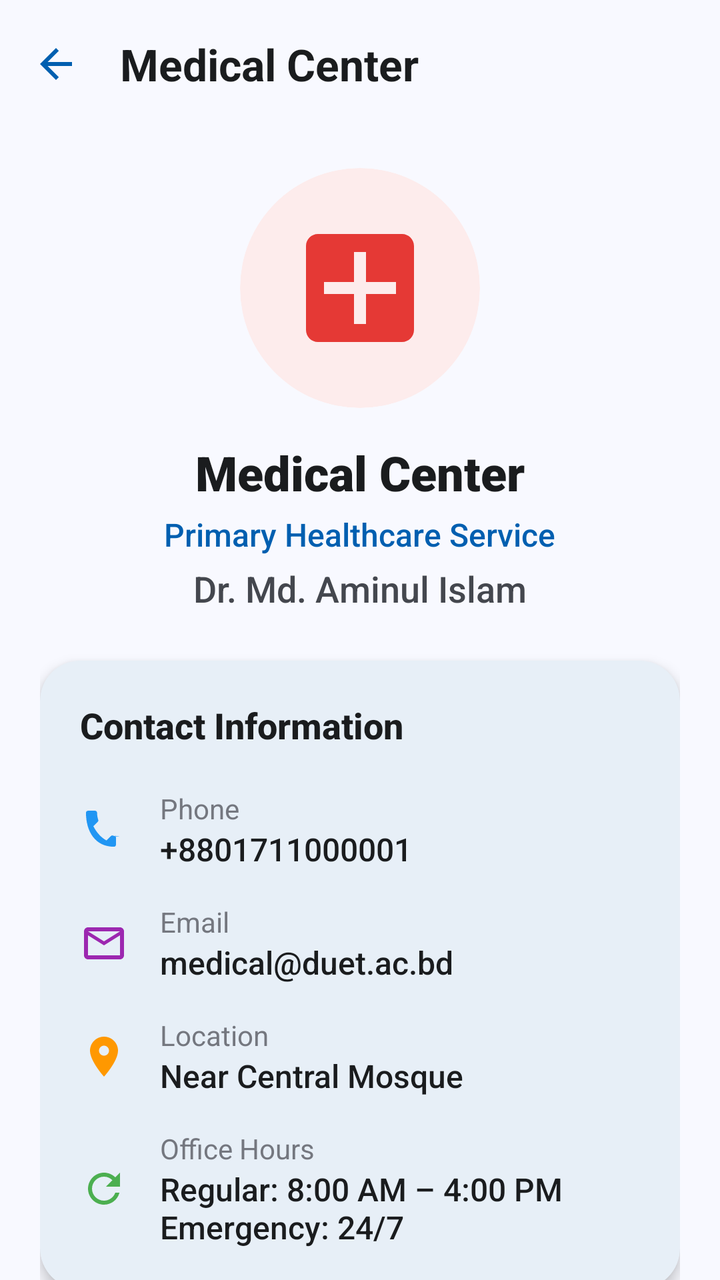
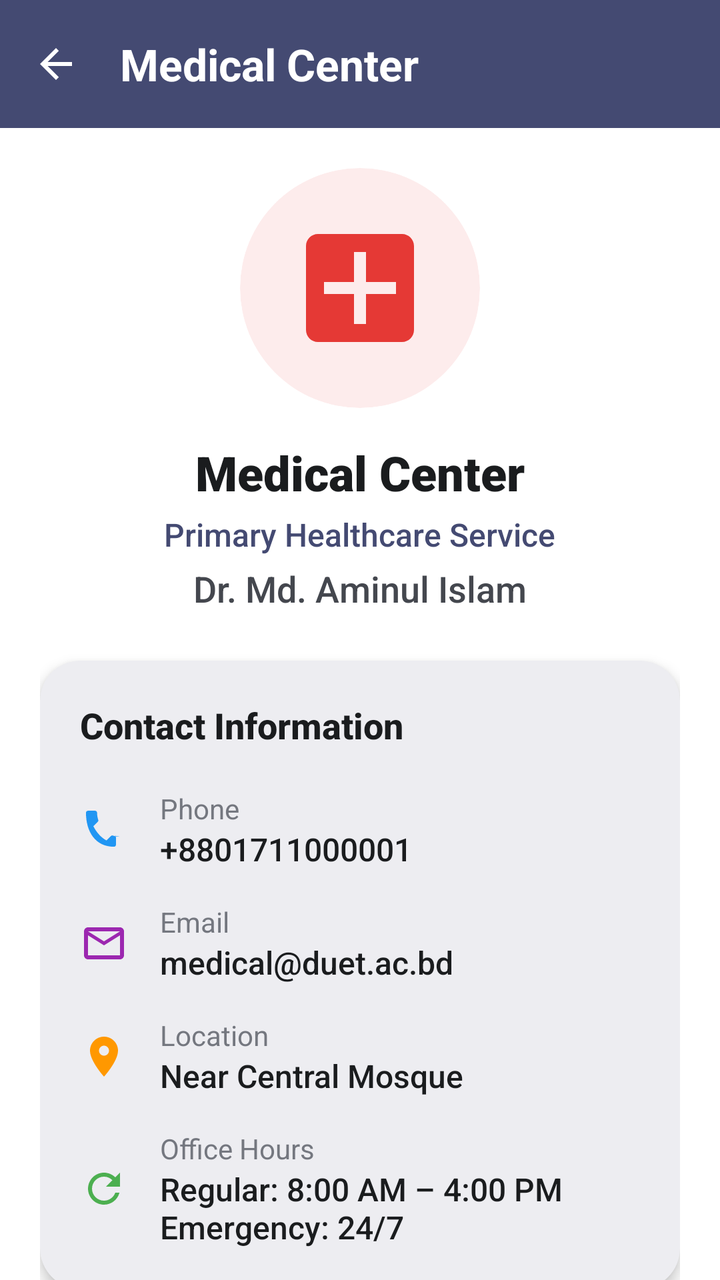

The first picture is an Android layout as it rendered before a commit; the second is the same layout after the commit. The layout source and the unified diff follow.
<!-- AndroidManifest.xml: application theme Theme.MyDUET -->
<!-- res/layout/activity_medical_details.xml -->
<?xml version="1.0" encoding="utf-8"?>
<androidx.coordinatorlayout.widget.CoordinatorLayout xmlns:android="http://schemas.android.com/apk/res/android"
    xmlns:app="http://schemas.android.com/apk/res-auto"
    android:layout_width="match_parent"
    android:layout_height="match_parent"
    android:background="?android:attr/windowBackground">

    <com.google.android.material.appbar.AppBarLayout
        android:layout_width="match_parent"
        android:layout_height="wrap_content"
        android:background="@android:color/transparent"
        app:elevation="0dp">

        <com.google.android.material.appbar.MaterialToolbar
            android:id="@+id/toolbar"
            android:layout_width="match_parent"
            android:layout_height="?attr/actionBarSize"
            app:navigationIcon="@drawable/ic_back"
            app:navigationIconTint="@color/primary"
            app:title="Medical Center"
            app:titleTextColor="@color/md_theme_light_onSurface"
            android:fontFamily="sans-serif-medium" />
    </com.google.android.material.appbar.AppBarLayout>

    <androidx.core.widget.NestedScrollView
        android:layout_width="match_parent"
        android:layout_height="match_parent"
        app:layout_behavior="@string/appbar_scrolling_view_behavior">

        <LinearLayout
            android:layout_width="match_parent"
            android:layout_height="wrap_content"
            android:orientation="vertical"
            android:padding="20dp">

            
            <LinearLayout
                android:layout_width="match_parent"
                android:layout_height="wrap_content"
                android:gravity="center_horizontal"
                android:orientation="vertical"
                android:paddingBottom="24dp">

                <com.google.android.material.card.MaterialCardView
                    android:layout_width="120dp"
                    android:layout_height="120dp"
                    app:cardCornerRadius="60dp"
                    app:cardElevation="0dp"
                    app:cardBackgroundColor="#FDECEC"
                    app:strokeWidth="0dp">
                    <ImageView
                        android:layout_width="72dp"
                        android:layout_height="72dp"
                        android:layout_gravity="center"
                        android:src="@drawable/ic_medical"
                        app:tint="#E53935"
                        android:contentDescription="@null" />
                </com.google.android.material.card.MaterialCardView>

                <TextView
                    android:id="@+id/tvDetailTitle"
                    android:layout_width="wrap_content"
                    android:layout_height="wrap_content"
                    android:layout_marginTop="16dp"
                    android:text="Medical Center"
                    android:textColor="?attr/colorOnSurface"
                    android:textSize="24sp"
                    android:textStyle="bold"
                    android:fontFamily="sans-serif-black" />

                <TextView
                    android:layout_width="wrap_content"
                    android:layout_height="wrap_content"
                    android:layout_marginTop="4dp"
                    android:text="Primary Healthcare Service"
                    android:textColor="@color/primary"
                    android:textSize="16sp"
                    android:fontFamily="sans-serif-medium" />

                <TextView
                    android:id="@+id/tvDetailPerson"
                    android:layout_width="wrap_content"
                    android:layout_height="wrap_content"
                    android:layout_marginTop="4dp"
                    android:text="Dr. Md. Aminul Islam"
                    android:textColor="?attr/colorOnSurfaceVariant"
                    android:textSize="18sp"
                    android:fontFamily="sans-serif-medium" />
            </LinearLayout>

            
            <com.google.android.material.card.MaterialCardView
                android:layout_width="match_parent"
                android:layout_height="wrap_content"
                app:cardCornerRadius="20dp"
                app:cardElevation="4dp"
                app:cardBackgroundColor="?attr/colorSurface"
                app:strokeWidth="0dp">

                <LinearLayout
                    android:layout_width="match_parent"
                    android:layout_height="wrap_content"
                    android:orientation="vertical"
                    android:padding="20dp">

                    <TextView
                        android:layout_width="wrap_content"
                        android:layout_height="wrap_content"
                        android:text="Contact Information"
                        android:textColor="?attr/colorOnSurface"
                        android:textSize="18sp"
                        android:textStyle="bold"
                        android:fontFamily="sans-serif-medium" />

                    
                    <LinearLayout
                        android:layout_width="match_parent"
                        android:layout_height="wrap_content"
                        android:layout_marginTop="20dp"
                        android:gravity="center_vertical"
                        android:orientation="horizontal">
                        <ImageView
                            android:layout_width="24dp"
                            android:layout_height="24dp"
                            android:src="@drawable/ic_call"
                            app:tint="#2196F3" />
                        <LinearLayout
                            android:layout_width="0dp"
                            android:layout_height="wrap_content"
                            android:layout_marginStart="16dp"
                            android:layout_weight="1"
                            android:orientation="vertical">
                            <TextView
                                android:layout_width="wrap_content"
                                android:layout_height="wrap_content"
                                android:text="Phone"
                                android:textColor="@color/md_theme_light_outline"
                                android:textSize="14sp" />
                            <TextView
                                android:id="@+id/tvDetailPhone"
                                android:layout_width="wrap_content"
                                android:layout_height="wrap_content"
                                android:text="+8801711000001"
                                android:textColor="?attr/colorOnSurface"
                                android:textSize="16sp"
                                android:fontFamily="sans-serif-medium" />
                        </LinearLayout>
                    </LinearLayout>

                    
                    <LinearLayout
                        android:id="@+id/layoutEmail"
                        android:layout_width="match_parent"
                        android:layout_height="wrap_content"
                        android:layout_marginTop="16dp"
                        android:gravity="center_vertical"
                        android:orientation="horizontal">
                        <ImageView
                            android:layout_width="24dp"
                            android:layout_height="24dp"
                            android:src="@drawable/ic_email"
                            app:tint="#9C27B0" />
                        <LinearLayout
                            android:layout_width="0dp"
                            android:layout_height="wrap_content"
                            android:layout_marginStart="16dp"
                            android:layout_weight="1"
                            android:orientation="vertical">
                            <TextView
                                android:layout_width="wrap_content"
                                android:layout_height="wrap_content"
                                android:text="Email"
                                android:textColor="@color/md_theme_light_outline"
                                android:textSize="14sp" />
                            <TextView
                                android:id="@+id/tvDetailEmail"
                                android:layout_width="wrap_content"
                                android:layout_height="wrap_content"
                                android:text="medical@duet.ac.bd"
                                android:textColor="?attr/colorOnSurface"
                                android:textSize="16sp"
                                android:fontFamily="sans-serif-medium" />
                        </LinearLayout>
                    </LinearLayout>

                    
                    <LinearLayout
                        android:id="@+id/layoutLocation"
                        android:layout_width="match_parent"
                        android:layout_height="wrap_content"
                        android:layout_marginTop="16dp"
                        android:gravity="center_vertical"
                        android:orientation="horizontal">
                        <ImageView
                            android:layout_width="24dp"
                            android:layout_height="24dp"
                            android:src="@drawable/ic_location"
                            app:tint="#FF9800" />
                        <LinearLayout
                            android:layout_width="0dp"
                            android:layout_height="wrap_content"
                            android:layout_marginStart="16dp"
                            android:layout_weight="1"
                            android:orientation="vertical">
                            <TextView
                                android:layout_width="wrap_content"
                                android:layout_height="wrap_content"
                                android:text="Location"
                                android:textColor="@color/md_theme_light_outline"
                                android:textSize="14sp" />
                            <TextView
                                android:id="@+id/tvDetailLocation"
                                android:layout_width="wrap_content"
                                android:layout_height="wrap_content"
                                android:text="Near Central Mosque"
                                android:textColor="?attr/colorOnSurface"
                                android:textSize="16sp"
                                android:fontFamily="sans-serif-medium" />
                        </LinearLayout>
                    </LinearLayout>

                    
                    <LinearLayout
                        android:id="@+id/layoutHours"
                        android:layout_width="match_parent"
                        android:layout_height="wrap_content"
                        android:layout_marginTop="16dp"
                        android:gravity="center_vertical"
                        android:orientation="horizontal">
                        <ImageView
                            android:layout_width="24dp"
                            android:layout_height="24dp"
                            android:src="@drawable/ic_refresh"
                            app:tint="#4CAF50" />
                        <LinearLayout
                            android:layout_width="0dp"
                            android:layout_height="wrap_content"
                            android:layout_marginStart="16dp"
                            android:layout_weight="1"
                            android:orientation="vertical">
                            <TextView
                                android:layout_width="wrap_content"
                                android:layout_height="wrap_content"
                                android:text="Office Hours"
                                android:textColor="@color/md_theme_light_outline"
                                android:textSize="14sp" />
                            <TextView
                                android:id="@+id/tvDetailHours"
                                android:layout_width="wrap_content"
                                android:layout_height="wrap_content"
                                android:text="Regular: 8:00 AM – 4:00 PM\nEmergency: 24/7"
                                android:textColor="?attr/colorOnSurface"
                                android:textSize="16sp"
                                android:fontFamily="sans-serif-medium" />
                        </LinearLayout>
                    </LinearLayout>

                </LinearLayout>
            </com.google.android.material.card.MaterialCardView>

            
            <com.google.android.material.card.MaterialCardView
                android:layout_width="match_parent"
                android:layout_height="wrap_content"
                android:layout_marginTop="16dp"
                app:cardCornerRadius="20dp"
                app:cardElevation="4dp"
                app:cardBackgroundColor="?attr/colorSurface"
                app:strokeWidth="0dp">

                <LinearLayout
                    android:layout_width="match_parent"
                    android:layout_height="wrap_content"
                    android:orientation="vertical"
                    android:padding="20dp">

                    <TextView
                        android:layout_width="wrap_content"
                        android:layout_height="wrap_content"
                        android:text="Facilities"
                        android:textColor="?attr/colorOnSurface"
                        android:textSize="18sp"
                        android:textStyle="bold"
                        android:fontFamily="sans-serif-medium" />

                    <LinearLayout
                        android:layout_width="match_parent"
                        android:layout_height="wrap_content"
                        android:layout_marginTop="16dp"
                        android:orientation="vertical">

                        <TextView
                            android:layout_width="match_parent"
                            android:layout_height="wrap_content"
                            android:drawablePadding="12dp"
                            android:gravity="center_vertical"
                            android:text="General Treatment"
                            android:textColor="?attr/colorOnSurfaceVariant"
                            android:textSize="15sp"
                            app:drawableStartCompat="@drawable/ic_check"
                            app:drawableTint="#4CAF50" />

                        <TextView
                            android:layout_width="match_parent"
                            android:layout_height="wrap_content"
                            android:layout_marginTop="10dp"
                            android:drawablePadding="12dp"
                            android:gravity="center_vertical"
                            android:text="First Aid"
                            android:textColor="?attr/colorOnSurfaceVariant"
                            android:textSize="15sp"
                            app:drawableStartCompat="@drawable/ic_check"
                            app:drawableTint="#4CAF50" />

                        <TextView
                            android:layout_width="match_parent"
                            android:layout_height="wrap_content"
                            android:layout_marginTop="10dp"
                            android:drawablePadding="12dp"
                            android:gravity="center_vertical"
                            android:text="Emergency Care"
                            android:textColor="?attr/colorOnSurfaceVariant"
                            android:textSize="15sp"
                            app:drawableStartCompat="@drawable/ic_check"
                            app:drawableTint="#4CAF50" />

                        <TextView
                            android:layout_width="match_parent"
                            android:layout_height="wrap_content"
                            android:layout_marginTop="10dp"
                            android:drawablePadding="12dp"
                            android:gravity="center_vertical"
                            android:text="Basic Medicine"
                            android:textColor="?attr/colorOnSurfaceVariant"
                            android:textSize="15sp"
                            app:drawableStartCompat="@drawable/ic_check"
                            app:drawableTint="#4CAF50" />

                        <TextView
                            android:layout_width="match_parent"
                            android:layout_height="wrap_content"
                            android:layout_marginTop="10dp"
                            android:drawablePadding="12dp"
                            android:gravity="center_vertical"
                            android:text="Health Consultation"
                            android:textColor="?attr/colorOnSurfaceVariant"
                            android:textSize="15sp"
                            app:drawableStartCompat="@drawable/ic_check"
                            app:drawableTint="#4CAF50" />
                    </LinearLayout>
                </LinearLayout>
            </com.google.android.material.card.MaterialCardView>

            
            <LinearLayout
                android:layout_width="match_parent"
                android:layout_height="wrap_content"
                android:layout_marginTop="24dp"
                android:orientation="vertical">

                <com.google.android.material.button.MaterialButton
                    android:id="@+id/btnCall"
                    android:layout_width="match_parent"
                    android:layout_height="56dp"
                    android:text="Call"
                    android:textStyle="bold"
                    android:textAllCaps="false"
                    app:cornerRadius="16dp"
                    app:icon="@drawable/ic_call" />

                <LinearLayout
                    android:layout_width="match_parent"
                    android:layout_height="wrap_content"
                    android:layout_marginTop="12dp"
                    android:orientation="horizontal">

                    <com.google.android.material.button.MaterialButton
                        android:id="@+id/btnEmail"
                        style="@style/Widget.Material3.Button.TonalButton"
                        android:layout_width="0dp"
                        android:layout_height="56dp"
                        android:layout_weight="1"
                        android:text="Email"
                        android:textAllCaps="false"
                        app:cornerRadius="16dp"
                        app:icon="@drawable/ic_email" />

                    <View
                        android:layout_width="12dp"
                        android:layout_height="0dp" />

                    <com.google.android.material.button.MaterialButton
                        android:id="@+id/btnLocation"
                        style="@style/Widget.Material3.Button.TonalButton"
                        android:layout_width="0dp"
                        android:layout_height="56dp"
                        android:layout_weight="1"
                        android:text="View Location"
                        android:textAllCaps="false"
                        app:cornerRadius="16dp"
                        app:icon="@drawable/ic_location" />
                </LinearLayout>
            </LinearLayout>

        </LinearLayout>
    </androidx.core.widget.NestedScrollView>

</androidx.coordinatorlayout.widget.CoordinatorLayout>
<!-- resources referenced by this layout -->
<resources>
  <color name="md_theme_light_onSurface">#1A1C1E</color>
  <color name="md_theme_light_outline">#74777F</color>
  <color name="primary">#005FB0</color>
  <!-- drawable ic_check (drawable) -->
  <?xml version="1.0" encoding="utf-8"?>
  <vector xmlns:android="http://schemas.android.com/apk/res/android"
      android:width="24dp"
      android:height="24dp"
      android:viewportWidth="24"
      android:viewportHeight="24">
      <path
          android:fillColor="#000000"
          android:pathData="M9,16.17L4.83,12l-1.42,1.41L9,19 21,7l-1.41,-1.41z" />
  </vector>
  <style name="Theme.MyDUET" parent="Base.Theme.MyDUET">
          <item name="android:windowAnimationStyle">@style/ActivityAnimation</item>
      </style>
  <style name="Base.Theme.MyDUET" parent="Theme.Material3.DayNight.NoActionBar">
          
          <item name="colorPrimary">@color/md_theme_light_primary</item>
          <item name="colorOnPrimary">@color/md_theme_light_onPrimary</item>
          <item name="colorPrimaryContainer">@color/md_theme_light_primaryContainer</item>
          <item name="colorOnPrimaryContainer">@color/md_theme_light_onPrimaryContainer</item>
  
          <item name="colorSecondary">@color/md_theme_light_secondary</item>
          <item name="colorOnSecondary">@color/md_theme_light_onSecondary</item>
          <item name="colorSecondaryContainer">@color/md_theme_light_secondaryContainer</item>
          <item name="colorOnSecondaryContainer">@color/md_theme_light_onSecondaryContainer</item>
  
          <item name="android:windowBackground">@color/md_theme_light_background</item>
          <item name="colorSurface">@color/md_theme_light_surface</item>
          <item name="colorOnSurface">@color/md_theme_light_onSurface</item>
          <item name="colorSurfaceVariant">@color/md_theme_light_surfaceVariant</item>
          <item name="colorOnSurfaceVariant">@color/md_theme_light_onSurfaceVariant</item>
          <item name="colorOutline">@color/md_theme_light_outline</item>
  
          
          <item name="android:statusBarColor">@color/md_theme_light_background</item>
          <item name="android:windowLightStatusBar">true</item>
  
          
          <item name="textAppearanceHeadlineLarge">@style/TextAppearance.MyDUET.HeadlineLarge</item>
          <item name="textAppearanceTitleLarge">@style/TextAppearance.MyDUET.TitleLarge</item>
          <item name="textAppearanceBodyLarge">@style/TextAppearance.MyDUET.BodyLarge</item>
      </style>
  <color name="md_theme_light_primary">#005FB0</color>
  <color name="md_theme_light_onPrimary">#FFFFFF</color>
  <color name="md_theme_light_primaryContainer">#D5E3FF</color>
  <color name="md_theme_light_onPrimaryContainer">#001C3B</color>
  <color name="md_theme_light_secondary">#565E71</color>
  <color name="md_theme_light_onSecondary">#FFFFFF</color>
  <color name="md_theme_light_secondaryContainer">#DAE2F9</color>
  <color name="md_theme_light_onSecondaryContainer">#131C2C</color>
  <color name="md_theme_light_background">#F8F9FF</color>
  <color name="md_theme_light_surface">#FFFFFF</color>
  <color name="md_theme_light_surfaceVariant">#E0E2EC</color>
  <color name="md_theme_light_onSurfaceVariant">#44474E</color>
  <style name="TextAppearance.MyDUET.HeadlineLarge" parent="TextAppearance.Material3.HeadlineLarge">
          <item name="android:textStyle">bold</item>
          <item name="android:textColor">?attr/colorOnSurface</item>
      </style>
  <style name="TextAppearance.MyDUET.TitleLarge" parent="TextAppearance.Material3.TitleLarge">
          <item name="android:textStyle">bold</item>
          <item name="android:textColor">?attr/colorOnSurface</item>
      </style>
  <style name="TextAppearance.MyDUET.BodyLarge" parent="TextAppearance.Material3.BodyLarge">
          <item name="android:textColor">?attr/colorOnSurfaceVariant</item>
      </style>
  <!-- unchanged entries left out for length: 7 -->
</resources>

<!-- the commit's change to res/layout/activity_medical_details.xml (unified diff, before → after) -->
@@ -8,17 +8,18 @@
     <com.google.android.material.appbar.AppBarLayout
         android:layout_width="match_parent"
         android:layout_height="wrap_content"
-        android:background="@android:color/transparent"
-        app:elevation="0dp">
+        android:background="?attr/colorPrimary"
+        app:elevation="4dp">
 
         <com.google.android.material.appbar.MaterialToolbar
+            android:background="?attr/colorPrimary"
             android:id="@+id/toolbar"
             android:layout_width="match_parent"
             android:layout_height="?attr/actionBarSize"
             app:navigationIcon="@drawable/ic_back"
-            app:navigationIconTint="@color/primary"
+            app:navigationIconTint="?attr/colorOnPrimary"
             app:title="Medical Center"
-            app:titleTextColor="@color/md_theme_light_onSurface"
+            app:titleTextColor="?attr/colorOnPrimary"
             android:fontFamily="sans-serif-medium" />
     </com.google.android.material.appbar.AppBarLayout>
 
<!-- resource entries referenced after the edit -->
@@ -2,7 +2,7 @@
 <resources>
   <color name="md_theme_light_onSurface">#1A1C1E</color>
   <color name="md_theme_light_outline">#74777F</color>
-  <color name="primary">#005FB0</color>
+  <color name="primary">#444A72</color>
   <!-- drawable ic_check (drawable) -->
   <?xml version="1.0" encoding="utf-8"?>
   <vector xmlns:android="http://schemas.android.com/apk/res/android"
@@ -37,25 +37,25 @@
           <item name="colorOutline">@color/md_theme_light_outline</item>
   
           
-          <item name="android:statusBarColor">@color/md_theme_light_background</item>
-          <item name="android:windowLightStatusBar">true</item>
+          <item name="android:statusBarColor">?attr/colorPrimary</item>
+          <item name="android:windowLightStatusBar">false</item>
   
           
           <item name="textAppearanceHeadlineLarge">@style/TextAppearance.MyDUET.HeadlineLarge</item>
           <item name="textAppearanceTitleLarge">@style/TextAppearance.MyDUET.TitleLarge</item>
           <item name="textAppearanceBodyLarge">@style/TextAppearance.MyDUET.BodyLarge</item>
       </style>
-  <color name="md_theme_light_primary">#005FB0</color>
+  <color name="md_theme_light_primary">#444A72</color>
   <color name="md_theme_light_onPrimary">#FFFFFF</color>
-  <color name="md_theme_light_primaryContainer">#D5E3FF</color>
-  <color name="md_theme_light_onPrimaryContainer">#001C3B</color>
-  <color name="md_theme_light_secondary">#565E71</color>
+  <color name="md_theme_light_primaryContainer">#DCE0EE</color>
+  <color name="md_theme_light_onPrimaryContainer">#14182B</color>
+  <color name="md_theme_light_secondary">#088BB3</color>
   <color name="md_theme_light_onSecondary">#FFFFFF</color>
-  <color name="md_theme_light_secondaryContainer">#DAE2F9</color>
-  <color name="md_theme_light_onSecondaryContainer">#131C2C</color>
-  <color name="md_theme_light_background">#F8F9FF</color>
+  <color name="md_theme_light_secondaryContainer">#D7EFF7</color>
+  <color name="md_theme_light_onSecondaryContainer">#00202C</color>
+  <color name="md_theme_light_background">#FFFFFF</color>
   <color name="md_theme_light_surface">#FFFFFF</color>
-  <color name="md_theme_light_surfaceVariant">#E0E2EC</color>
+  <color name="md_theme_light_surfaceVariant">#E2E4EE</color>
   <color name="md_theme_light_onSurfaceVariant">#44474E</color>
   <style name="TextAppearance.MyDUET.HeadlineLarge" parent="TextAppearance.Material3.HeadlineLarge">
           <item name="android:textStyle">bold</item>
